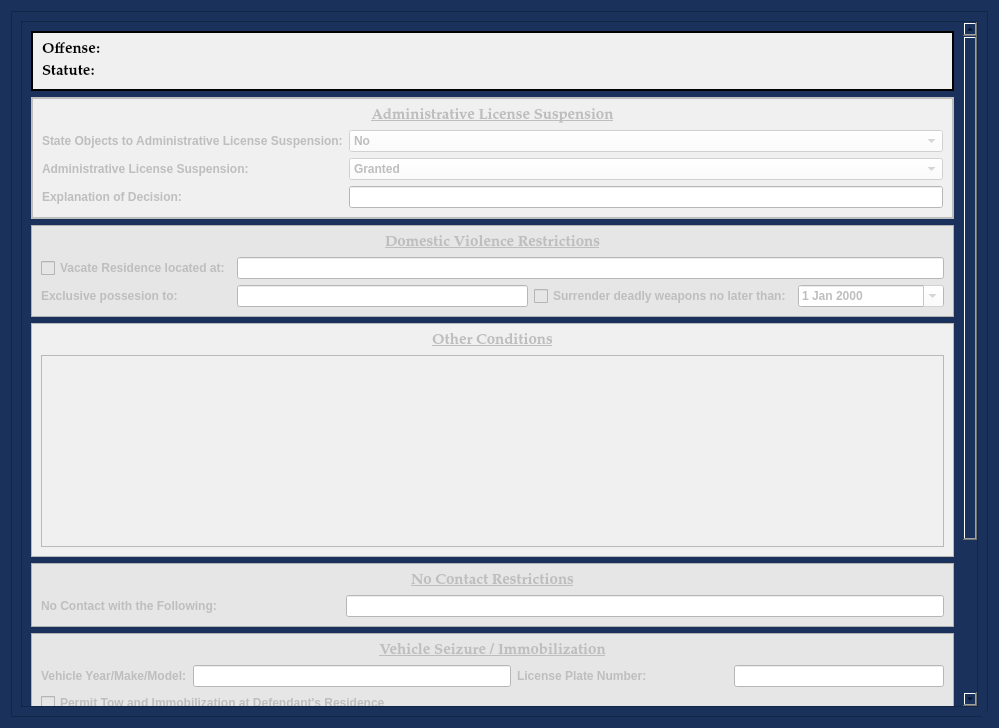
This is package/views/ui/AddSpecialBondConditionsDialog.ui in HunterProgram22/MuniEntry as Qt 5 draws it before an edit. The edited form follows.
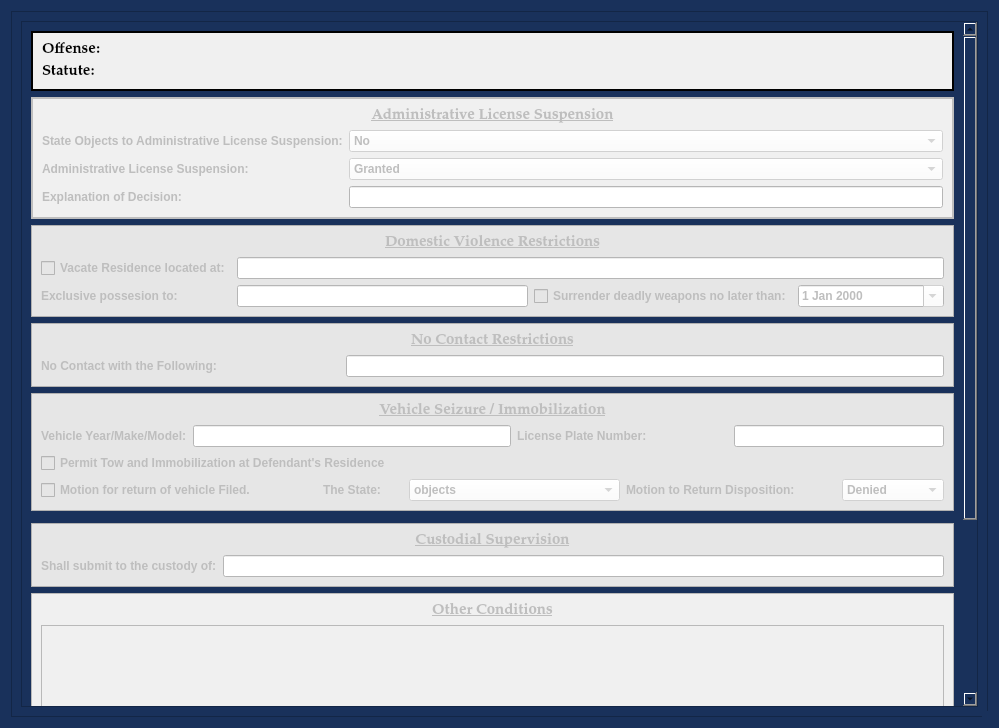
This is the edited form.

Commit message: UI format update Add SBCD.

What changed in the file:
```diff
--- a/package/views/ui/AddSpecialBondConditionsDialog.ui
+++ b/package/views/ui/AddSpecialBondConditionsDialog.ui
@@ -170,9 +170,9 @@
          <property name="geometry">
           <rect>
            <x>0</x>
-           <y>-302</y>
+           <y>-325</y>
            <width>942</width>
-           <height>990</height>
+           <height>1030</height>
           </rect>
          </property>
          <layout class="QGridLayout" name="gridLayout_11">
@@ -679,13 +679,10 @@
             </layout>
            </widget>
           </item>
-          <item row="3" column="0" colspan="2">
-           <widget class="QFrame" name="other_conditions_frame">
-            <property name="enabled">
-             <bool>false</bool>
-            </property>
+          <item row="9" column="0" rowspan="2" colspan="2">
+           <widget class="QFrame" name="frame_7">
             <property name="styleSheet">
-             <string notr="true">background-color: rgb(240, 240, 240);</string>
+             <string notr="true">background-color: rgb(230, 230, 230);</string>
             </property>
             <property name="frameShape">
              <enum>QFrame::StyledPanel</enum>
@@ -693,29 +690,48 @@
             <property name="frameShadow">
              <enum>QFrame::Raised</enum>
             </property>
-            <layout class="QGridLayout" name="gridLayout_3" rowstretch="0,1">
+            <layout class="QGridLayout" name="gridLayout_10" rowstretch="1,0,1">
+             <property name="verticalSpacing">
+              <number>3</number>
+             </property>
              <item row="0" column="0">
-              <widget class="QLabel" name="label_28">
-               <property name="font">
-                <font>
-                 <family>Palatino Linotype</family>
-                 <pointsize>11</pointsize>
-                 <weight>75</weight>
-                 <italic>false</italic>
-                 <bold>true</bold>
-                 <underline>true</underline>
-                </font>
+              <widget class="QPushButton" name="add_special_conditions_Button">
+               <property name="styleSheet">
+                <string notr="true">background-color: rgb(62, 146, 255)</string>
                </property>
                <property name="text">
-                <string>Other Conditions</string>
+                <string>Add Special Bond Conditions</string>
                </property>
-               <property name="alignment">
-                <set>Qt::AlignCenter</set>
+               <property name="autoDefault">
+                <bool>false</bool>
+               </property>
+              </widget>
+             </item>
+             <item row="2" column="0">
+              <widget class="QPushButton" name="cancel_Button">
+               <property name="focusPolicy">
+                <enum>Qt::NoFocus</enum>
+               </property>
+               <property name="styleSheet">
+                <string notr="true">background-color: rgb(160, 160, 160);</string>
+               </property>
+               <property name="text">
+                <string>Cancel</string>
                </property>
               </widget>
              </item>
              <item row="1" column="0">
-              <widget class="QTextEdit" name="other_conditions_textEdit"/>
+              <spacer name="verticalSpacer">
+               <property name="orientation">
+                <enum>Qt::Vertical</enum>
+               </property>
+               <property name="sizeHint" stdset="0">
+                <size>
+                 <width>20</width>
+                 <height>40</height>
+                </size>
+               </property>
+              </spacer>
              </item>
             </layout>
            </widget>
@@ -788,6 +804,47 @@
             </layout>
            </widget>
           </item>
+          <item row="8" column="0" colspan="2">
+           <widget class="QFrame" name="other_conditions_frame">
+            <property name="enabled">
+             <bool>false</bool>
+            </property>
+            <property name="styleSheet">
+             <string notr="true">background-color: rgb(240, 240, 240);</string>
+            </property>
+            <property name="frameShape">
+             <enum>QFrame::StyledPanel</enum>
+            </property>
+            <property name="frameShadow">
+             <enum>QFrame::Raised</enum>
+            </property>
+            <layout class="QGridLayout" name="gridLayout_3" rowstretch="0,1">
+             <item row="0" column="0">
+              <widget class="QLabel" name="label_28">
+               <property name="font">
+                <font>
+                 <family>Palatino Linotype</family>
+                 <pointsize>11</pointsize>
+                 <weight>75</weight>
+                 <italic>false</italic>
+                 <bold>true</bold>
+                 <underline>true</underline>
+                </font>
+               </property>
+               <property name="text">
+                <string>Other Conditions</string>
+               </property>
+               <property name="alignment">
+                <set>Qt::AlignCenter</set>
+               </property>
+              </widget>
+             </item>
+             <item row="1" column="0">
+              <widget class="QTextEdit" name="other_conditions_textEdit"/>
+             </item>
+            </layout>
+           </widget>
+          </item>
          </layout>
         </widget>
        </widget>
```
Left out of the diff: 41 changed lines with no effect on the pictures. The commit also changes 2 other files.
